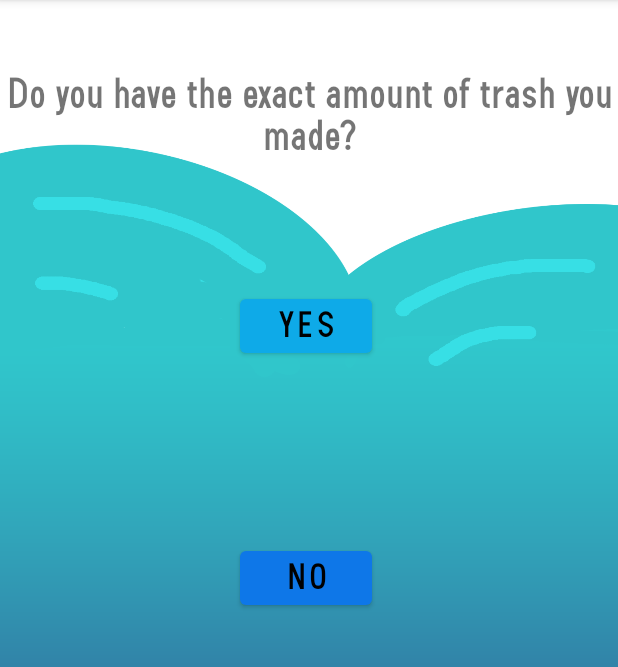
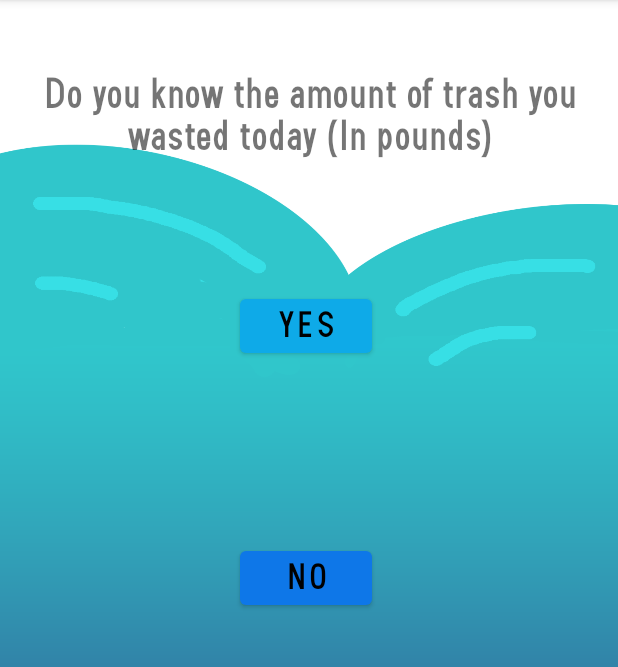
Before and after one commit to ehaque003/oceanenviromentimpact, an Android app: the wastetrackerpage screen opened directly, with no data from a screen before it, on a phone screen of 412 x 824 dp, the part 84-751 px from its top. Run offline under Robolectric (Android 15) with nearby library versions, the phone set to English and light mode, and no system bars.

Commit message:
smol changes

```diff
--- a/app/src/main/java/com/example/oceanenviromentimpact/wastetrackerpage.java
+++ b/app/src/main/java/com/example/oceanenviromentimpact/wastetrackerpage.java
@@ -49,7 +49,7 @@ public class wastetrackerpage extends AppCompatActivity {
         nobutton.setOnClickListener(new View.OnClickListener() {
             @Override
             public void onClick(View view) {
-                choiceshower.setText("Please type in the percentage on how full the trash bin looks like?");
+                choiceshower.setText("How full is your trash bag today? (In percentage out of 100)");
                 yesbutton.setVisibility(View.INVISIBLE);
                 nobutton.setVisibility(View.INVISIBLE);
                 answer.setVisibility(View.VISIBLE);
--- a/app/src/main/res/layout/activity_wastetrackerpage.xml
+++ b/app/src/main/res/layout/activity_wastetrackerpage.xml
@@ -28,7 +28,7 @@
         android:layout_marginTop="48dp"
         android:fontFamily="@font/sanlususbold"
         android:gravity="center"
-        android:text="Do you have the exact amount of trash you made?"
+        android:text="Do you know the amount of trash you wasted today (In pounds)"
         android:textSize="30sp"
         android:textStyle="bold"
         app:layout_constraintStart_toStartOf="parent"
```
